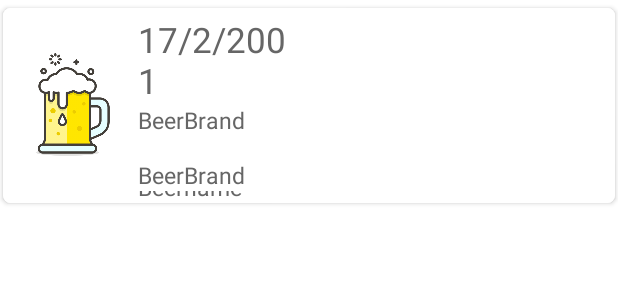
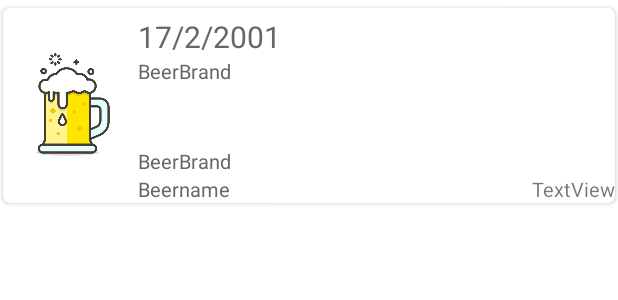
Before and after one commit to FelixWochele/Bierbock, an Android app: the layout beer_history_item.xml on its own in the app's theme, with its tools: preview values and no code run, on a phone screen of 412 x 824 dp. Shown: the top 300 px of the screen. Run offline under Robolectric (Android 15) with nearby library versions, the phone set to English and light mode, and no system bars.

Commit message:
Design + location in beer history

```diff
--- a/app/src/main/res/layout/beer_history_item.xml
+++ b/app/src/main/res/layout/beer_history_item.xml
@@ -32,7 +32,7 @@
             tools:src="@drawable/beer_example_image" />
 
         <LinearLayout
-            android:layout_width="110dp"
+            android:layout_width="fill_parent"
             android:layout_height="match_parent"
             android:layout_marginLeft="10dp"
             android:orientation="vertical">
@@ -44,7 +44,7 @@
                 android:layout_marginTop="5dp"
                 android:text="17/2/2001"
                 android:textColor="#666666"
-                android:textSize="23sp" />
+                android:textSize="20sp" />
 
             <TextView
                 android:id="@+id/beer_brand"
@@ -53,11 +53,13 @@
                 android:layout_gravity="bottom"
                 android:text="BeerBrand"
                 android:textColor="#666666"
-                android:textSize="15sp" />
+                android:textSize="13sp" />
 
             <LinearLayout
                 android:layout_width="match_parent"
                 android:layout_height="match_parent"
+                android:layout_gravity="bottom"
+                android:gravity="bottom"
                 android:orientation="vertical">
 
                 <TextView
@@ -68,7 +70,12 @@
                     android:layout_marginTop="15dp"
                     android:text="BeerBrand"
                     android:textColor="#666666"
-                    android:textSize="15sp" />
+                    android:textSize="13sp" />
+
+                <LinearLayout
+                    android:layout_width="fill_parent"
+                    android:layout_height="wrap_content"
+                    android:orientation="horizontal">
 
                     <TextView
                         android:id="@+id/beer_name"
@@ -78,7 +85,7 @@
                         android:gravity="bottom"
                         android:text="Beername"
                         android:textColor="#666666"
-                    android:textSize="15sp" />
+                        android:textSize="13sp" />
 
                     <TextView
                         android:id="@+id/location"
@@ -87,7 +94,10 @@
                         android:layout_gravity="bottom|right"
                         android:layout_weight="1"
                         android:gravity="bottom|right"
-                    android:text="TextView" />
+                        android:text="TextView"
+                        android:textSize="13sp" />
+                </LinearLayout>
+
             </LinearLayout>
 
         </LinearLayout>
```
Lines whose indentation alone changed are shown as unchanged.
